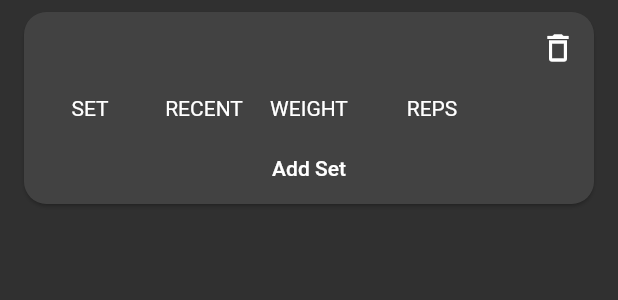
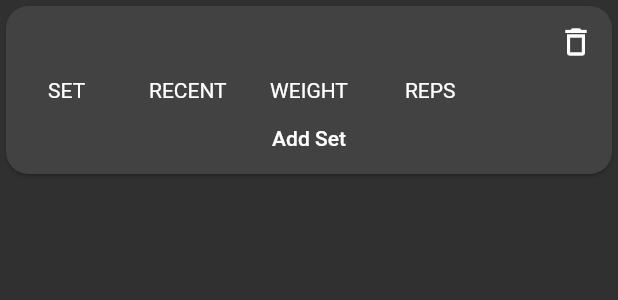
Before and after one commit to raimsargado/Push, a Flutter app: the ExerciseItem widget shown alone on an empty page, opened directly with empty values, on a phone screen of 412 x 824 dp. Shown: the top 300 px of the screen. Run offline on Flutter 3.47's test engine with Material 2 defaults, Android fonts, the phone set to English and light mode, and no system bars; our stand-ins replace fluttertoast, get_it, sembast.

Commit message:
margin fix

```diff
--- a/lib/exercise/views/exercise_item.dart
+++ b/lib/exercise/views/exercise_item.dart
@@ -49,7 +49,7 @@ class _ExerciseItemState extends State<ExerciseItem> {
 //        );
       },
       child: Card(
-        margin: EdgeInsets.fromLTRB(16, 8, 16, 8),
+//        margin: EdgeInsets.fromLTRB(16, 8, 16, 8),
         shape:
             RoundedRectangleBorder(borderRadius: BorderRadius.circular(15.0)),
         child: Container(
@@ -81,31 +81,19 @@ class _ExerciseItemState extends State<ExerciseItem> {
                 children: <Widget>[
                   Expanded(
                     flex: 1,
-                    child: Padding(
-                      padding: const EdgeInsets.fromLTRB(12.0, 0, 0, 0),
                     child: Center(child: Text("SET")),
-                    ),
                   ),
                   Expanded(
                     flex: 1,
-                    child: Padding(
-                      padding: const EdgeInsets.fromLTRB(12.0, 0, 0, 0),
                     child: Center(child: Text("RECENT")),
-                    ),
                   ),
                   Expanded(
                     flex: 1,
-                    child: Padding(
-                      padding: const EdgeInsets.all(8.0),
                     child: Center(child: Text("WEIGHT")),
-                    ),
                   ),
                   Expanded(
                     flex: 1,
-                    child: Padding(
-                      padding: const EdgeInsets.fromLTRB(12.0, 0, 0, 0),
                     child: Center(child: Text("REPS")),
-                    ),
                   ),
                   Expanded(
                     flex: 1,
@@ -122,12 +110,9 @@ class _ExerciseItemState extends State<ExerciseItem> {
                     delegate: SliverChildBuilderDelegate(
                         (BuildContext context, int index) {
                       var _workSet = wSets?.elementAt(index);
-                      return Padding(
-                        padding: const EdgeInsets.fromLTRB(2, 4, 2, 0),
-                        child: WorkSetItem(
+                      return WorkSetItem(
                         set: _workSet,
                         exercise: widget.exercise,
-                        ),
                       );
                     }, childCount: wSets?.length),
                   ),
```
Also changed, not shown: lib/workset/views/workset_item.dart (+7 -18 lines). Lines whose indentation alone changed are shown as unchanged.
